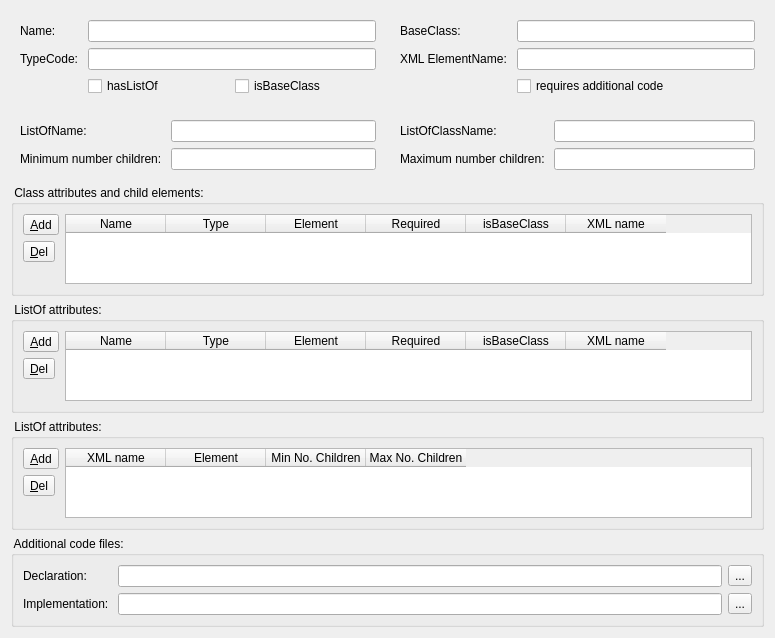
Qt form ui/formdeviserclass.ui (sbmlteam/QtDeviser) before a commit.
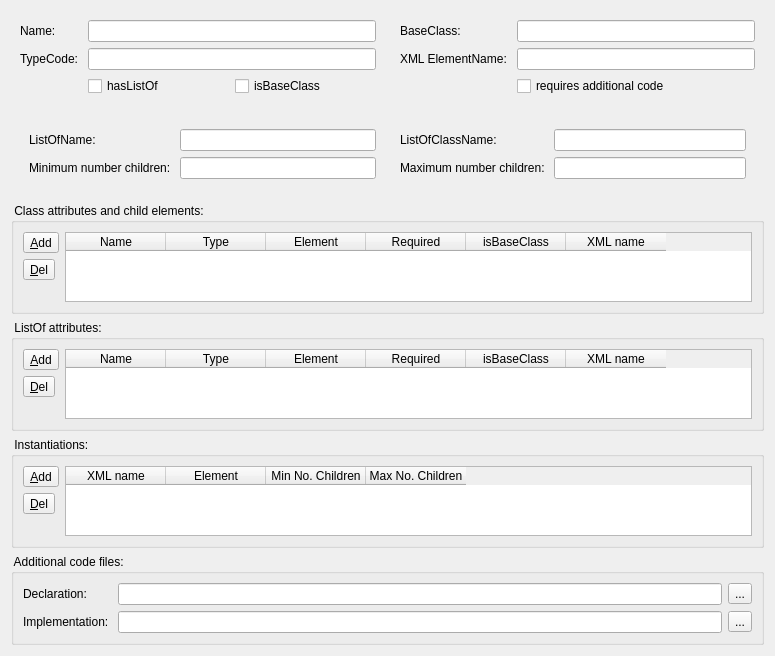
The same form after that commit. Icons and pictures are not drawn.

The edit to the form file:
```diff
--- a/ui/formdeviserclass.ui
+++ b/ui/formdeviserclass.ui
@@ -7,7 +7,7 @@
     <x>0</x>
     <y>0</y>
     <width>775</width>
-    <height>600</height>
+    <height>606</height>
    </rect>
   </property>
   <property name="windowTitle">
@@ -127,6 +127,7 @@
     </layout>
    </item>
    <item>
+    <widget class="QWidget" name="ctrlListOf" native="true">
     <layout class="QHBoxLayout" name="horizontalLayout_9">
      <item>
       <widget class="QWidget" name="widget_3" native="true">
@@ -181,6 +182,7 @@
       </widget>
      </item>
     </layout>
+    </widget>
    </item>
    <item>
     <widget class="QGroupBox" name="grpAttributes">
@@ -355,7 +357,7 @@
    <item>
     <widget class="QGroupBox" name="grpInstantiations">
      <property name="title">
-      <string> ListOf attributes: </string>
+      <string> Instantiations: </string>
      </property>
      <layout class="QHBoxLayout" name="horizontalLayout_5">
       <item>
```
Left out of the diff: 18 changed lines with no effect on the pictures. Lines whose indentation alone changed are shown as unchanged.
